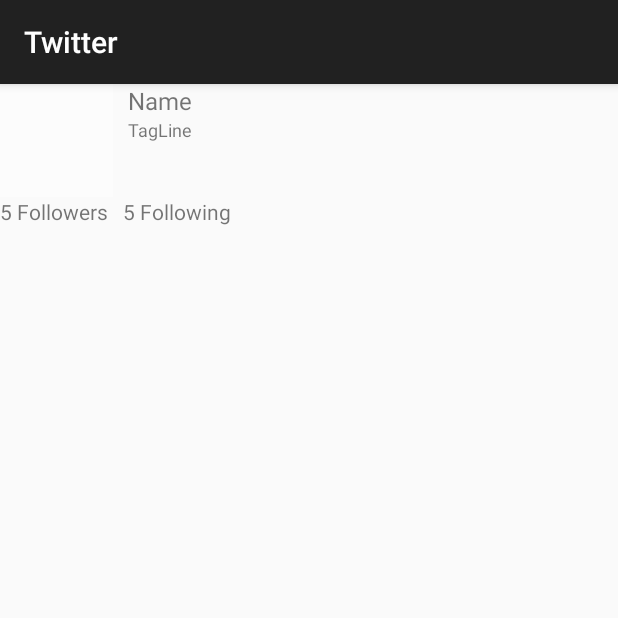
After one commit to Rafaf09/letstweet, an Android app: the ProfileActivity screen opened directly, with no data from a screen before it, on a phone screen of 412 x 824 dp, the top half of it. The commit adds this screen. Run offline under Robolectric (Android 15) with nearby library versions, the phone set to English and light mode, and no system bars; libraries missing offline, so code that uses them is left out: com.loopj.android, com.raizlabs.android, cz.msebera.android; pictures from the network do not load; 3 statements that could not run were skipped.

Commit message:
gen reqs

```diff
--- a/app/build.gradle
+++ b/app/build.gradle
@@ -46,6 +46,6 @@ dependencies {
     compile 'com.android.support.constraint:constraint-layout:1.0.2'
     compile 'com.android.support:recyclerview-v7:25.3.1'
     compile 'org.parceler:parceler-api:1.1.6'
+    compile 'com.android.support:design:25.3.1'
     annotationProcessor 'org.parceler:parceler:1.1.6'
-    compile "com.android.support:design:25.3.1"
 }
--- a/app/src/main/AndroidManifest.xml
+++ b/app/src/main/AndroidManifest.xml
@@ -34,7 +34,9 @@
             </intent-filter>
         </activity>
         <activity android:name=".TimelineActivity" />
-        <activity android:name=".ComposeActivity"></activity>
+        <activity android:name=".ComposeActivity" />
+        <activity android:name=".models.ProfileActivity" />
+        <activity android:name=".ProfileActivity"></activity>
     </application>
 
 </manifest>
--- /dev/null
+++ b/app/src/main/java/com/codepath/apps/twitter/ProfileActivity.java
@@ -0,0 +1,93 @@
+package com.codepath.apps.twitter;
+
+import android.os.Bundle;
+import android.support.v4.app.FragmentTransaction;
+import android.support.v7.app.AppCompatActivity;
+import android.widget.ImageView;
+import android.widget.TextView;
+
+import com.bumptech.glide.Glide;
+import com.codepath.apps.twitter.fragments.ProgressListener;
+import com.codepath.apps.twitter.fragments.UserTimelineFragment;
+import com.codepath.apps.twitter.models.User;
+import com.loopj.android.http.JsonHttpResponseHandler;
+
+import org.json.JSONException;
+import org.json.JSONObject;
+
+import cz.msebera.android.httpclient.Header;
+import cz.msebera.android.httpclient.util.TextUtils;
+
+public class ProfileActivity extends AppCompatActivity implements ProgressListener {
+
+    TwitterClient client;
+    @Override
+    protected void onCreate(Bundle savedInstanceState) {
+        super.onCreate(savedInstanceState);
+        setContentView(R.layout.activity_profile);
+
+        String screenName = getIntent().getStringExtra("screen_name");
+        UserTimelineFragment userTimelineFragment = UserTimelineFragment.newInstance(screenName);
+
+        FragmentTransaction ft = getSupportFragmentManager().beginTransaction();
+
+        ft.replace(R.id.flContainer, userTimelineFragment);
+
+        ft.commit();
+
+        client = TwitterApp.getRestClient();
+        if (TextUtils.isEmpty(screenName)) {
+            client.getUserInfo(new JsonHttpResponseHandler() {
+                @Override
+                public void onSuccess(int statusCode, Header[] headers, JSONObject response) {
+                    try {
+                        User user = User.fromJSON(response);
+                        getSupportActionBar().setTitle(user.screenName);
+                        populateUserHeadline(user);
+                    } catch (JSONException e) {
+                        e.printStackTrace();
+                    }
+                }
+            });
+        }else{
+            client.getOtherUserInfo(screenName, new JsonHttpResponseHandler() {
+                @Override
+                public void onSuccess(int statusCode, Header[] headers, JSONObject response) {
+                    try {
+                        User user = User.fromJSON(response);
+                        getSupportActionBar().setTitle(user.screenName);
+                        populateUserHeadline(user);
+                    } catch (JSONException e) {
+                        e.printStackTrace();
+                    }
+                }
+            });
+        }
+    }
+
+    public void populateUserHeadline(User user) {
+        TextView tvName = (TextView) findViewById(R.id.tvName);
+        TextView tvTagline = (TextView) findViewById(R.id.tvTagline);
+        TextView tvFollowers = (TextView) findViewById(R.id.tvFollowers);
+        TextView tvFollowing = (TextView) findViewById(R.id.tvFollowing);
+
+        ImageView ivProfileImage = (ImageView) findViewById(R.id.ivProfileImage);
+        tvName.setText(user.name);
+
+        tvTagline.setText(user.tagLine);
+        tvFollowers.setText(user.followersCount + " Followers");
+        tvFollowing.setText(user.followingCount + " Following");
+
+        Glide.with(this).load(user.profileImageUrl).into(ivProfileImage);
+    }
+
+    @Override
+    public void showProgressBar() {
+        //miActionProgressItem.setVisible(true);
+    }
+
+    @Override
+    public void hideProgressBar() {
+        //miActionProgressItem.setVisible(false);
+    }
+}
--- a/app/src/main/java/com/codepath/apps/twitter/TweetAdapter.java
+++ b/app/src/main/java/com/codepath/apps/twitter/TweetAdapter.java
@@ -1,6 +1,7 @@
 package com.codepath.apps.twitter;
 
 import android.content.Context;
+import android.content.Intent;
 import android.support.v7.widget.RecyclerView;
 import android.view.LayoutInflater;
 import android.view.View;
@@ -18,11 +19,18 @@ import java.util.List;
  * Created by rafelix on 6/26/17.
  */
 
-public class TweetAdapter extends RecyclerView.Adapter<TweetAdapter.ViewHolder>{
+public class TweetAdapter extends RecyclerView.Adapter<TweetAdapter.ViewHolder> {
     private List<Tweet> mTweets;
     Context context;
-    public TweetAdapter(List<Tweet> tweets) {
+    TweetAdapterListener mListener;
+
+    public TweetAdapter(List<Tweet> tweets, TweetAdapterListener listener) {
         mTweets = tweets;
+        this.mListener = listener;
+    }
+
+    public interface TweetAdapterListener {
+        public void onItemSelected(View view, int position);
     }
 
     @Override
@@ -51,11 +59,21 @@ public class TweetAdapter extends RecyclerView.Adapter<TweetAdapter.ViewHolder>{
 
     @Override
     public void onBindViewHolder(ViewHolder holder, int position) {
-        Tweet tweet = mTweets.get(position);
+        final Tweet tweet = mTweets.get(position);
         holder.tvUsername.setText(tweet.user.name);
         holder.tvBody.setText(tweet.body);
         Glide.with(context).load(tweet.user.profileImageUrl).into(holder.ivProfileImage);
         holder.tvDate.setText(tweet.formattedTime);
+
+        holder.ivProfileImage.setOnClickListener(new View.OnClickListener() {
+            @Override
+            public void onClick(View v) {
+                Intent i = new Intent(context, ProfileActivity.class);
+                i.putExtra("screen_name", tweet.user.screenName);
+                context.startActivity(i);
+            }
+
+        });
     }
 
     @Override
@@ -69,7 +87,7 @@ public class TweetAdapter extends RecyclerView.Adapter<TweetAdapter.ViewHolder>{
         notifyDataSetChanged();
     }
 
-    public static class ViewHolder extends RecyclerView.ViewHolder {
+    public class ViewHolder extends RecyclerView.ViewHolder {
         public ImageView ivProfileImage;
         public TextView tvUsername;
         public TextView tvBody;
@@ -82,8 +100,20 @@ public class TweetAdapter extends RecyclerView.Adapter<TweetAdapter.ViewHolder>{
             tvUsername = (TextView) itemView.findViewById(R.id.tvUsername);
             tvBody = (TextView) itemView.findViewById(R.id.tvBody);
             tvDate = (TextView) itemView.findViewById(R.id.tvDate);
+
+
+            itemView.setOnClickListener(new View.OnClickListener() {
+                @Override
+                public void onClick(View view) {
+                    if (mListener != null) {
+                        int position = getAdapterPosition();
+                        mListener.onItemSelected(view, position);
+                    }
+                }
+            });
+
+
         }
 
     }
-
 }
--- a/app/src/main/java/com/codepath/apps/twitter/fragments/TweetsListFragment.java
+++ b/app/src/main/java/com/codepath/apps/twitter/fragments/TweetsListFragment.java
@@ -30,8 +30,11 @@ import cz.msebera.android.httpclient.Header;
  * Created by rafelix on 7/3/17.
  */
 
-public class TweetsListFragment extends Fragment {
+public class TweetsListFragment extends Fragment implements TweetAdapter.TweetAdapterListener {
 
+    public interface TweetSelectedListener {
+        public void onTweetSelected(Tweet tweet);
+    }
     public TweetAdapter tweetAdapter;
     public ArrayList<Tweet> tweets;
     public RecyclerView rvTweets;
@@ -44,7 +47,7 @@ public class TweetsListFragment extends Fragment {
         View v = inflater.inflate(R.layout.fragments_tweets_list, container, false);
         rvTweets = (RecyclerView) v.findViewById(R.id.rvTweet);
         tweets = new ArrayList<>();
-        tweetAdapter = new TweetAdapter(tweets);
+        tweetAdapter = new TweetAdapter(tweets, this);
         client = TwitterApp.getRestClient();
         rvTweets.setLayoutManager(new LinearLayoutManager(getContext()));
         rvTweets.setAdapter(tweetAdapter);
@@ -130,4 +133,11 @@ public class TweetsListFragment extends Fragment {
         });
 
     }
+
+    @Override
+    public void onItemSelected(View view, int position) {
+        Tweet tweet = tweets.get(position);
+
+        ((TweetSelectedListener) getActivity()).onTweetSelected(tweet);
+    }
 }
--- /dev/null
+++ b/app/src/main/java/com/codepath/apps/twitter/fragments/UserTimelineFragment.java
@@ -0,0 +1,87 @@
+package com.codepath.apps.twitter.fragments;
+
+import android.os.Bundle;
+import android.support.annotation.Nullable;
+import android.util.Log;
+
+import com.codepath.apps.twitter.TwitterApp;
+import com.codepath.apps.twitter.TwitterClient;
+import com.loopj.android.http.JsonHttpResponseHandler;
+
+import org.json.JSONArray;
+import org.json.JSONObject;
+
+import cz.msebera.android.httpclient.Header;
+
+/**
+ * Created by rafelix on 7/6/17.
+ */
+
+public class UserTimelineFragment extends TweetsListFragment {
+    public TwitterClient client;
+    private ProgressListener listener;
+
+    public static UserTimelineFragment newInstance(String screenName) {
+        UserTimelineFragment userTimelineFragment = new UserTimelineFragment();
+        Bundle args = new Bundle();
+        args.putString("screen_name", screenName);
+        userTimelineFragment.setArguments(args);
+        return userTimelineFragment;
+    }
+
+    @Override
+    public void onCreate(@Nullable Bundle savedInstanceState) {
+        super.onCreate(savedInstanceState);
+        client = TwitterApp.getRestClient();
+        listener = (ProgressListener) getActivity();
+        populateTimeline();
+    }
+
+    public void populateTimeline() {
+        String screenName = getArguments().getString("screen_name");
+        client.getUserTimeline(screenName, new JsonHttpResponseHandler() {
+            @Override
+            public void onSuccess(int statusCode, Header[] headers, JSONArray response) {
+                //Log.d("TwitterClient", response.toString());
+                addItems(response);
+                listener.hideProgressBar();
+
+            }
+
+
+
+            @Override
+            public void onSuccess(int statusCode, Header[] headers, String responseString) {
+                super.onSuccess(statusCode, headers, responseString);
+                listener.hideProgressBar();
+            }
+
+            @Override
+            public void onSuccess(int statusCode, Header[] headers, JSONObject response) {
+                Log.d("TwitterClient", response.toString());
+                listener.hideProgressBar();
+            }
+
+            @Override
+            public void onFailure(int statusCode, Header[] headers, String responseString, Throwable throwable) {
+                Log.d("TwitterClient", responseString);
+                throwable.printStackTrace();
+                listener.hideProgressBar();
+            }
+
+            @Override
+            public void onFailure(int statusCode, Header[] headers, Throwable throwable, JSONObject errorResponse) {
+                Log.d("TwitterClient", errorResponse.toString());
+                throwable.printStackTrace();
+                listener.hideProgressBar();
+            }
+
+            @Override
+            public void onFailure(int statusCode, Header[] headers, Throwable throwable, JSONArray errorResponse) {
+                Log.d("TwitterClient", errorResponse.toString());
+                throwable.printStackTrace();
+                listener.hideProgressBar();
+            }
+        });
+    }
+}
--- /dev/null
+++ b/app/src/main/res/layout/activity_profile.xml
@@ -0,0 +1,73 @@
+<?xml version="1.0" encoding="utf-8"?>
+<RelativeLayout xmlns:android="http://schemas.android.com/apk/res/android"
+    xmlns:app="http://schemas.android.com/apk/res-auto"
+    xmlns:tools="http://schemas.android.com/tools"
+    android:layout_width="match_parent"
+    android:layout_height="match_parent"
+    tools:context="com.codepath.apps.twitter.ProfileActivity">
+
+
+    <RelativeLayout
+        android:id="@+id/rlUserHeader"
+        android:layout_width="fill_parent"
+        android:layout_height="wrap_content">
+
+        <ImageView
+            android:id="@+id/ivProfileImage"
+            android:layout_width="75dp"
+            android:layout_height="75dp"
+            android:layout_alignParentLeft="true"
+            android:layout_alignParentTop="true"
+            android:layout_marginRight="10dp"
+            android:src="@android:drawable/screen_background_light_transparent"/>
+
+        <TextView
+            android:id="@+id/tvName"
+            android:layout_width="wrap_content"
+            android:layout_height="wrap_content"
+            android:layout_toRightOf="@+id/ivProfileImage"
+            android:text="Name"
+            android:textSize="16sp"/>
+
+        <TextView
+            android:id="@+id/tvTagline"
+            android:layout_width="wrap_content"
+            android:layout_height="wrap_content"
+            android:layout_alignStart="@+id/tvName"
+            android:layout_below="@+id/tvName"
+            android:text="TagLine"
+            android:textSize="12sp" />
+
+        </RelativeLayout>
+
+    <LinearLayout
+        android:id="@+id/llCounts"
+        android:layout_width="wrap_content"
+        android:layout_height="wrap_content"
+        android:layout_below="@+id/rlUserHeader"
+        android:layout_marginBottom="10dp">
+
+        <TextView
+            android:id="@+id/tvFollowers"
+            android:layout_width="wrap_content"
+            android:layout_height="wrap_content"
+            android:text="5 Followers" />
+
+        <TextView
+            android:id="@+id/tvFollowing"
+            android:layout_width="wrap_content"
+            android:layout_height="wrap_content"
+            android:layout_marginLeft="10dp"
+            android:text="5 Following"/>
+    </LinearLayout>
+
+
+    <FrameLayout
+        android:id="@+id/flContainer"
+        android:layout_width="match_parent"
+        android:layout_height="match_parent"
+        android:layout_alignParentStart="true"
+        android:layout_below="@+id/llCounts">
+
+    </FrameLayout>
+</RelativeLayout>
```
Also changed, not shown: app/src/main/java/com/codepath/apps/twitter/TimelineActivity.java (+31 -13 lines), app/src/main/java/com/codepath/apps/twitter/TwitterClient.java (+23 -0 lines), app/src/main/java/com/codepath/apps/twitter/models/User.java (+7 -0 lines), app/src/main/res/drawable/ic_person_white_24dp.xml (added, +9 -0 lines), app/src/main/res/layout/activity_timeline.xml (+22 -0 lines), app/src/main/res/menu/timeline_menu.xml (+5 -5 lines).
